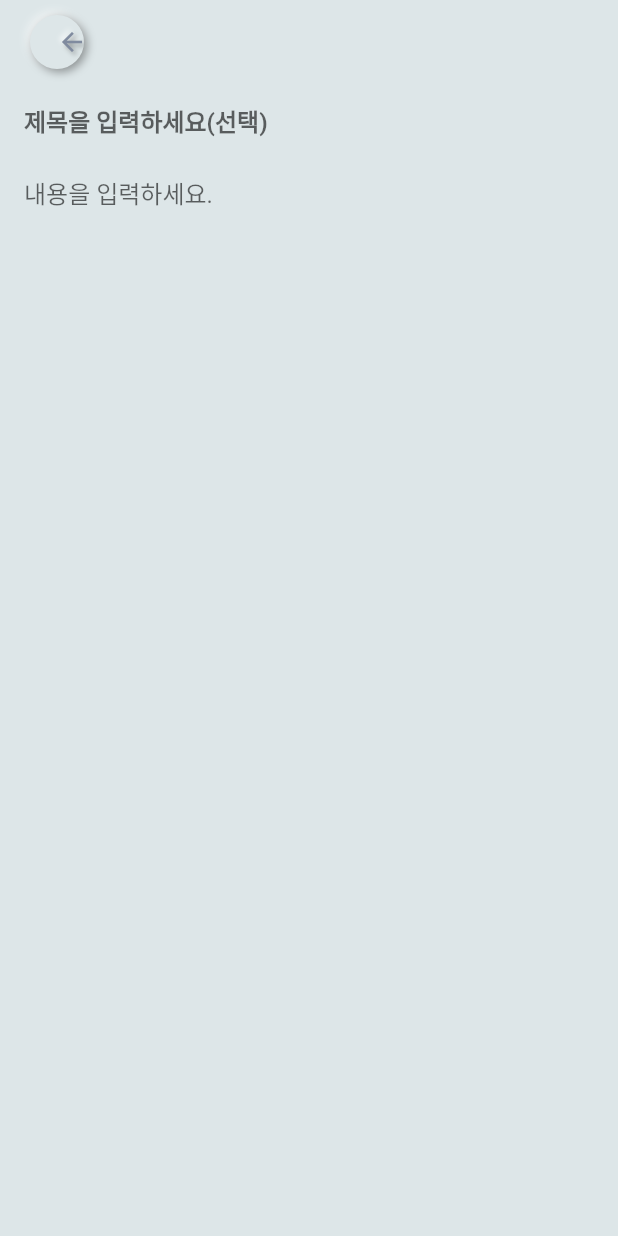
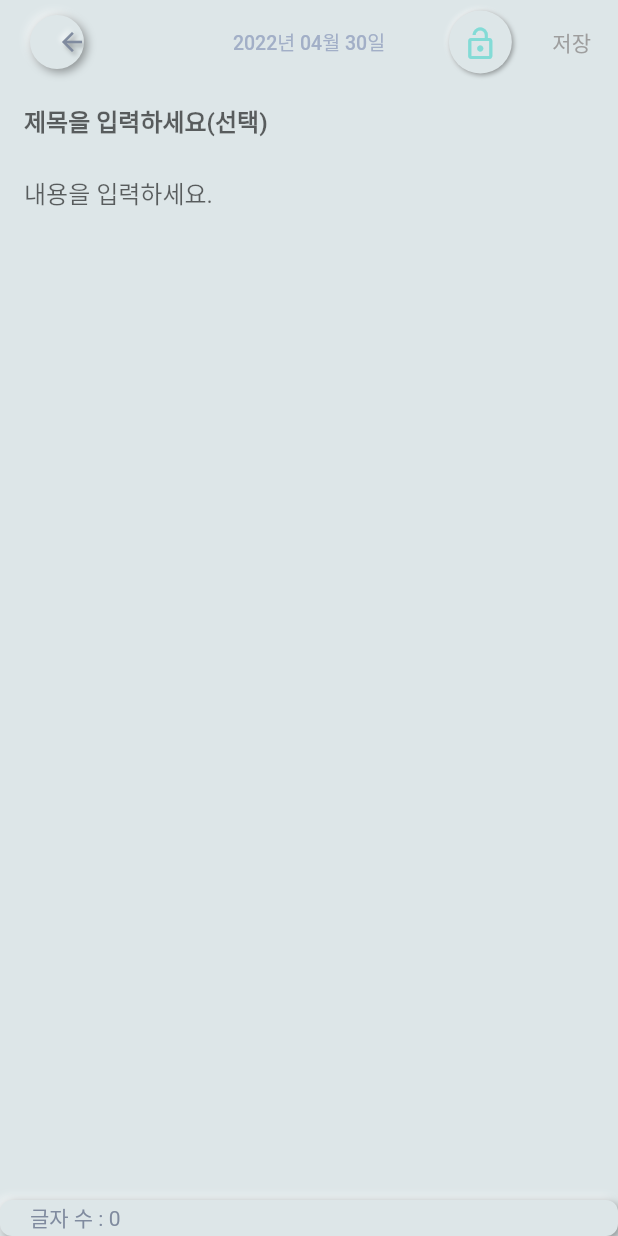
Before and after one commit to Xim-ya/Flutter_Paak_coding_contest, a Flutter app: the MainScreen screen opened directly, after a tap on the "add" icon, on a phone screen of 412 x 824 dp. Run offline on Flutter 3.47's test engine with Material 2 defaults, Android fonts, the phone set to English and light mode, and no system bars; drawn by our look-alikes of flutter_neumorphic; our stand-ins replace auto_animated, device_preview, flutter_hooks, get.

Commit message:
dev : addEditScreen, 메모 추가 로직 및 인터페이스 구현 완료

```diff
--- a/lib/main.dart
+++ b/lib/main.dart
@@ -24,7 +24,7 @@ class MyApp extends StatelessWidget {
       title: 'Memo App',
       theme: ThemeData(backgroundColor: kL1BackgroundColor),
       themeMode: ThemeMode.light,
-      home: AddEditScreen(),
+      home: MainScreen(),
     );
   }
 }
--- a/lib/models/memo_model.dart
+++ b/lib/models/memo_model.dart
@@ -2,6 +2,10 @@ import 'package:park_coding_contest_memo_app/utilities/index.dart';
 
 class MemoCore {
   final List<Memo> memoList = memoItems;
+
+  void addMemo(Memo memo) {
+    memoList.add(memo);
+  }
 }
 
 class Memo {
@@ -9,7 +13,7 @@ class Memo {
   final String? title;
   final String content;
   final DateTime date;
-  final bool isFavorite;
+
   final bool isSecret;
 
   Memo({
@@ -17,7 +21,6 @@ class Memo {
     this.title,
     required this.content,
     required this.date,
-    required this.isFavorite,
     required this.isSecret,
   });
 }
--- a/lib/screens/add_edit_screen.dart
+++ b/lib/screens/add_edit_screen.dart
@@ -1,12 +1,111 @@
+import 'package:flutter/cupertino.dart';
+import 'dart:io' show Platform;
 import 'package:park_coding_contest_memo_app/utilities/index.dart';
 
-class AddEditScreen extends StatelessWidget {
-  const AddEditScreen({Key? key}) : super(key: key);
+class AddEditScreen extends HookWidget {
+  final MemoVM memoVM;
+  const AddEditScreen({Key? key, required this.memoVM}) : super(key: key);
 
   @override
   Widget build(BuildContext context) {
+    void _showDialog() {
+      showDialog(
+        context: context,
+        builder: (BuildContext context) {
+          return Platform.isIOS
+              ? CupertinoAlertDialog(
+                  title: const Text("메모를 한 글자 이상 입력하세요!"),
+                  actions: <Widget>[
+                    CupertinoDialogAction(
+                      child: new Text("확인"),
+                      onPressed: () {
+                        Navigator.pop(context);
+                      },
+                    ),
+                  ],
+                )
+              : AlertDialog(
+                  title: const Text("메모를 한 글자 이상 입력하세요!"),
+                  actions: <Widget>[
+                    CupertinoDialogAction(
+                      child: new Text("확인"),
+                      onPressed: () {
+                        Navigator.pop(context);
+                      },
+                    ),
+                  ],
+                );
+        },
+      );
+    }
+
+    // State Variables
+    final _titleInput = useState<String?>(null);
+    final _contentInput = useState<String>("");
+    final _isLocked = useState<bool>(false);
+
     return Scaffold(
       appBar: AppBar(
+        centerTitle: true,
+        title: FormatDateText(
+            date: DateTime.now(), textStyle: FontStyles().dateAppbarTitle),
+        actions: [
+          /* Lock & Unlock Button */
+          Container(
+            alignment: Alignment.center,
+            child: NeumorphicButton(
+              onPressed: () {
+                _isLocked.value = !_isLocked.value;
+              },
+              style: const NeumorphicStyle(
+                  depth: 2, boxShape: NeumorphicBoxShape.circle()),
+              child: SizedBox(
+                height: 22,
+                child: Align(
+                  child: Icon(
+                    _isLocked.value ? Icons.lock_outline : Icons.lock_open,
+                    color: _isLocked.value ? kLPinkColor : kLLimeColor,
+                  ),
+                ),
+              ),
+            ),
+          ),
+          /* Edit Save Button */
+          Builder(builder: (context) {
+            final isContentFilled = _contentInput.value.isNotEmpty;
+            return Container(
+              alignment: Alignment.center,
+              child: NeumorphicButton(
+                onPressed: () {
+                  if (isContentFilled) {
+                    memoVM.addMemo(Memo(
+                        title: _titleInput.value,
+                        isSecret: _isLocked.value,
+                        id: const Uuid(),
+                        content: _contentInput.value,
+                        date: DateTime.now()));
+                    Get.back();
+                  } else {
+                    _showDialog();
+                  }
+                },
+                style: NeumorphicStyle(
+                    depth: isContentFilled ? 2 : 0,
+                    boxShape: const NeumorphicBoxShape.circle()),
+                child: SizedBox(
+                  height: 20,
+                  child: Align(
+                    child: Text(
+                      "저장",
+                      style: TextStyle(
+                          color: isContentFilled ? kLPurpleColor : Colors.grey),
+                    ),
+                  ),
+                ),
+              ),
+            );
+          }),
+        ],
         leading: Container(
           margin: const EdgeInsets.only(left: 20),
           child: NeumorphicButton(
@@ -27,7 +126,9 @@ class AddEditScreen extends StatelessWidget {
         elevation: 0,
       ),
       backgroundColor: Theme.of(context).backgroundColor,
-      body: CustomScrollView(
+      body: Stack(
+        children: [
+          CustomScrollView(
             slivers: <Widget>[
               SliverFillRemaining(
                 hasScrollBody: false,
@@ -37,6 +138,9 @@ class AddEditScreen extends StatelessWidget {
                     children: <Widget>[
                       /* Title */
                       TextField(
+                        onChanged: (String inputs) {
+                          _titleInput.value = inputs;
+                        },
                         style: const TextStyle(fontWeight: FontWeight.bold),
                         decoration: InputDecoration(
                           hintText: "제목을 입력하세요(선택)",
@@ -55,15 +159,21 @@ class AddEditScreen extends StatelessWidget {
 
                       /* MemoContent */
                       Flexible(
+                        child: Container(
+                          margin: EdgeInsets.only(bottom: 300),
                           child: TextFormField(
+                            onChanged: (inputs) {
+                              _contentInput.value = inputs;
+                            },
                             scrollPhysics: const NeverScrollableScrollPhysics(),
                             textInputAction: TextInputAction.newline,
-                      keyboardType: TextInputType.multiline,
                             minLines: null,
                             maxLines: null,
                             expands: true, // If
                             decoration: const InputDecoration(
-                          hintText: "내용을 입력하세요.", border: InputBorder.none),
+                                hintText: "내용을 입력하세요.",
+                                border: InputBorder.none),
+                          ),
                         ),
                       ),
                     ],
@@ -72,6 +182,37 @@ class AddEditScreen extends StatelessWidget {
               ),
             ],
           ),
+          /* Bottom Indicator */
+          Positioned(
+            bottom: 0,
+            child: Column(
+              children: [
+                Container(
+                  height: 24 + MediaQuery.of(context).padding.bottom,
+                  width: MediaQuery.of(context).size.width,
+                  child: Neumorphic(
+                    style: NeumorphicStyle(
+                      shape: NeumorphicShape.flat,
+                    ),
+                    child: Align(
+                      alignment: Alignment.centerLeft,
+                      child: Padding(
+                        padding: const EdgeInsets.only(left: 20),
+                        child: Text(
+                          "글자 수 : ${_contentInput.value.length}",
+                          style: TextStyle(
+                            color: kLAccentColor,
+                          ),
+                        ),
+                      ),
+                    ),
+                  ),
+                ),
+              ],
+            ),
+          ),
+        ],
+      ),
     );
   }
 }
--- a/lib/screens/main_screen.dart
+++ b/lib/screens/main_screen.dart
@@ -1,4 +1,3 @@
-import 'package:park_coding_contest_memo_app/screens/add_edit_screen.dart';
 import 'package:park_coding_contest_memo_app/utilities/index.dart';
 
 class MainScreen extends StatelessWidget {
@@ -13,7 +12,7 @@ class MainScreen extends StatelessWidget {
       backgroundColor: Theme.of(context).backgroundColor,
       floatingActionButton: NeumorphicFloatingActionButton(
         onPressed: () {
-          Get.to(() => const AddEditScreen());
+          Get.to(() => AddEditScreen(memoVM: _memoVM));
         },
         child: const Icon(Icons.add),
       ),
@@ -23,7 +22,10 @@ class MainScreen extends StatelessWidget {
           /* App Bar */
           const MainScreenAppBar(),
           /* Memo List */
-          LiveSliverList(
+          GetBuilder<MemoVM>(
+              init: _memoVM,
+              builder: (context) {
+                return LiveSliverList(
                     controller: scrollController,
                     showItemDuration: listShowItemDuration,
                     itemCount: _memoVM.memoList.length,
@@ -37,6 +39,7 @@ class MainScreen extends StatelessWidget {
                               memoVM: _memoVM),
                         ],
                       );
+                    });
               }),
         ],
       ),
--- a/lib/utilities/dummy_data.dart
+++ b/lib/utilities/dummy_data.dart
@@ -20,22 +20,19 @@ final List<Memo> memoItems = [
     title: "제목1",
     content: "내용이 들어갑니다1, 내용이 들어갑니다1, 내용이 들어갑니다1, 내용이 들어갑니다1",
     date: DateTime.now(),
-    isFavorite: false,
     isSecret: false,
   ),
   Memo(
     id: const Uuid(),
     content: "내용이 들어갑니다2, 내용이 들어갑니다2, 내용이 들어갑니다2, 내용이 들어갑니다2",
     date: DateTime.now(),
-    isFavorite: false,
-    isSecret: false,
+    isSecret: true,
   ),
   Memo(
     id: const Uuid(),
     title: "제목3",
     content: "내용이 들어갑니다1, 내용이 들어갑니다3, 내용이 들어갑니다3, 내용이 들어갑니다1",
     date: DateTime.now(),
-    isFavorite: false,
     isSecret: false,
   ),
 ];
--- a/lib/utilities/font_styles.dart
+++ b/lib/utilities/font_styles.dart
@@ -14,10 +14,12 @@ class FontStyles {
             color: kLAccentColor, fontSize: 18, fontWeight: FontWeight.bold),
         memoTitle = const TextStyle(
             color: kLAccentColor, fontSize: 16, fontWeight: FontWeight.bold),
-        memoContentText = const TextStyle(color: kLSubTextColor);
+        memoContentText = const TextStyle(color: kLSubTextColor),
+        dateAppbarTitle = const TextStyle(color: kLSubTextColor, fontSize: 13);
 
   late final TextStyle memoDate;
   late final TextStyle memoTitle;
   late final TextStyle appBarTitle;
   late final TextStyle memoContentText;
+  late final TextStyle dateAppbarTitle;
 }
--- a/lib/utilities/index.dart
+++ b/lib/utilities/index.dart
@@ -7,6 +7,7 @@ export 'package:flutter_neumorphic/flutter_neumorphic.dart';
 export 'package:auto_animated/auto_animated.dart';
 export 'package:uuid/uuid.dart';
 export 'package:get/get.dart';
+export 'package:flutter_hooks/flutter_hooks.dart';
 
 /* Screens */
 export 'package:park_coding_contest_memo_app/screens/main_screen.dart';
@@ -17,6 +18,7 @@ export 'package:park_coding_contest_memo_app/widgets/main_screen_app_bar.dart';
 export 'package:park_coding_contest_memo_app/widgets/rounded_Icon_button.dart';
 export 'package:park_coding_contest_memo_app/widgets/memo_list_item.dart';
 export 'package:park_coding_contest_memo_app/widgets/memo_animation_builder.dart';
+export 'package:park_coding_contest_memo_app/widgets/format_date_text.dart';
 
 /* Models */
 export 'package:park_coding_contest_memo_app/models/button_source_model.dart';
--- /dev/null
+++ b/lib/widgets/format_date_text.dart
@@ -0,0 +1,15 @@
+import 'package:intl/intl.dart';
+import 'package:park_coding_contest_memo_app/utilities/index.dart';
+
+class FormatDateText extends StatelessWidget {
+  final TextStyle textStyle;
+  final DateTime date;
+  const FormatDateText({Key? key, required this.textStyle, required this.date})
+      : super(key: key);
+
+  @override
+  Widget build(BuildContext context) {
+    String formatDate = DateFormat("yyyy년 MM월 dd일").format(date);
+    return Text(formatDate, style: textStyle);
+  }
+}
--- a/lib/widgets/memo_animation_builder.dart
+++ b/lib/widgets/memo_animation_builder.dart
@@ -45,7 +45,6 @@ class MemoAnimationBuilder extends StatelessWidget {
           child: MemoItem(
               memo: Memo(
                   isSecret: selectedItem.isSecret,
-                  isFavorite: selectedItem.isFavorite,
                   title: selectedItem.title,
                   content: selectedItem.content,
                   date: selectedItem.date,
--- a/pubspec.yaml
+++ b/pubspec.yaml
@@ -41,6 +41,7 @@ dependencies:
   uuid: ^3.0.6
   get: ^4.6.1
   intl: ^0.17.0
+  flutter_hooks: ^0.18.3
 
 dev_dependencies:
   flutter_test:
```
Also changed, not shown: lib/viewModels/memo_view_model.dart (+9 -2 lines), lib/widgets/memo_list_item.dart (+5 -12 lines), pubspec.lock. Lines whose indentation alone changed are shown as unchanged.
